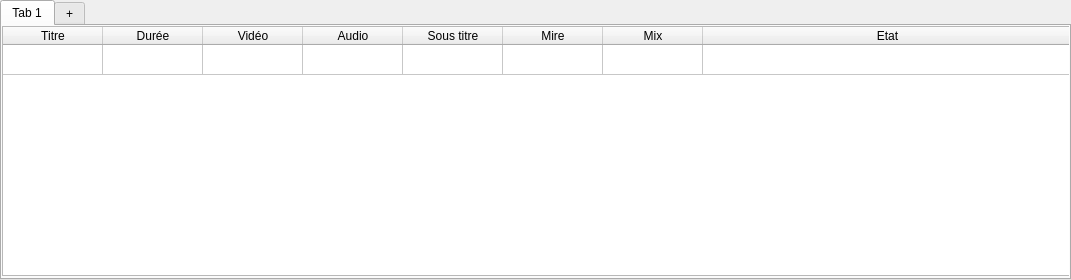
The window that src/playlistswidget.ui (cinemaouvert/OPP) describes before a commit, drawn with Qt 5.
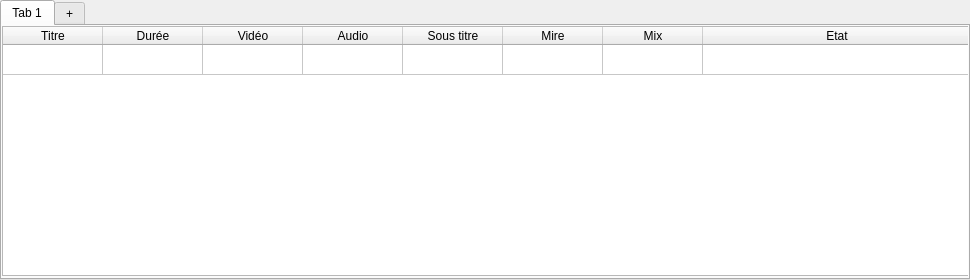
The same window after the commit.

Commit message: Essai nouvelle taille widgets - Playlists

Diff of the .ui file:
```diff
--- a/src/playlistswidget.ui
+++ b/src/playlistswidget.ui
@@ -6,7 +6,7 @@
    <rect>
     <x>0</x>
     <y>0</y>
-    <width>1071</width>
+    <width>970</width>
     <height>280</height>
    </rect>
   </property>
@@ -18,7 +18,7 @@
     <rect>
      <x>0</x>
      <y>0</y>
-     <width>1071</width>
+     <width>970</width>
      <height>280</height>
     </rect>
    </property>
@@ -34,7 +34,7 @@
       <rect>
        <x>0</x>
        <y>0</y>
-       <width>1071</width>
+       <width>970</width>
        <height>250</height>
       </rect>
      </property>
```
